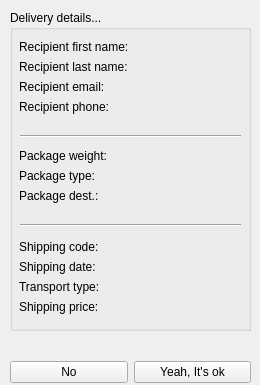
Old version of the form confirmationwindow.ui in the repository mariusmg2/X-Courier.
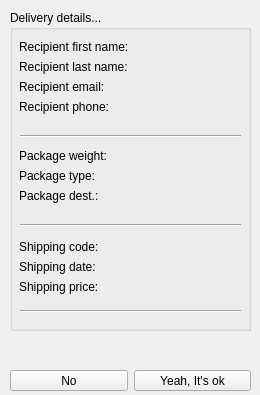
New version of the form.

```diff
--- a/confirmationwindow.ui
+++ b/confirmationwindow.ui
@@ -7,19 +7,19 @@
     <x>0</x>
     <y>0</y>
     <width>260</width>
-    <height>385</height>
+    <height>395</height>
    </rect>
   </property>
   <property name="minimumSize">
    <size>
     <width>260</width>
-    <height>385</height>
+    <height>395</height>
    </size>
   </property>
   <property name="maximumSize">
    <size>
     <width>260</width>
-    <height>385</height>
+    <height>395</height>
    </size>
   </property>
   <property name="windowTitle">
@@ -169,7 +169,7 @@
           <x>9</x>
           <y>230</y>
           <width>221</width>
-          <height>81</height>
+          <height>61</height>
          </rect>
         </property>
         <layout class="QFormLayout" name="formLayout_3">
@@ -202,27 +202,13 @@
           </widget>
          </item>
          <item row="2" column="0">
-          <widget class="QLabel" name="label_17">
-           <property name="text">
-            <string>Transport type: </string>
-           </property>
-          </widget>
-         </item>
-         <item row="2" column="1">
-          <widget class="QLabel" name="type_2">
-           <property name="text">
-            <string/>
-           </property>
-          </widget>
-         </item>
-         <item row="3" column="0">
           <widget class="QLabel" name="label_19">
            <property name="text">
             <string>Shipping price: </string>
            </property>
           </widget>
          </item>
-         <item row="3" column="1">
+         <item row="2" column="1">
           <widget class="QLabel" name="price">
            <property name="text">
             <string/>
@@ -257,6 +243,19 @@
          <enum>Qt::Horizontal</enum>
         </property>
        </widget>
+       <widget class="Line" name="line_3">
+        <property name="geometry">
+         <rect>
+          <x>10</x>
+          <y>291</y>
+          <width>221</width>
+          <height>20</height>
+         </rect>
+        </property>
+        <property name="orientation">
+         <enum>Qt::Horizontal</enum>
+        </property>
+       </widget>
       </widget>
      </item>
     </layout>
@@ -265,9 +264,9 @@
     <property name="geometry">
      <rect>
       <x>10</x>
-      <y>360</y>
+      <y>370</y>
       <width>241</width>
-      <height>24</height>
+      <height>21</height>
      </rect>
     </property>
     <layout class="QHBoxLayout" name="horizontalLayout">
@@ -293,7 +292,7 @@
       <x>9</x>
       <y>340</y>
       <width>241</width>
-      <height>16</height>
+      <height>21</height>
      </rect>
     </property>
     <layout class="QVBoxLayout" name="verticalLayout_2">
```
